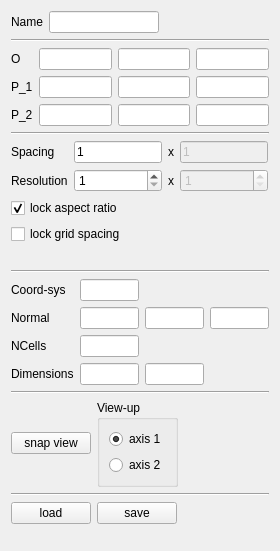
This is development/pqSQPlaneSourceForm.ui in burlen/SciberQuestToolKit as Qt 5 draws it before an edit. The edited form follows.
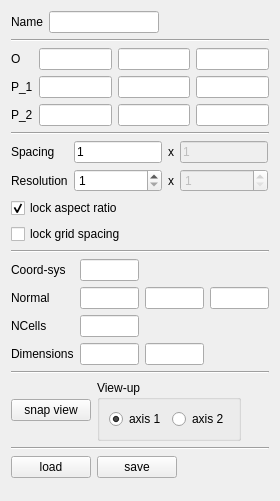
This is the edited form.

Commit message: BUG: Disable grid spacing lock by default. Added check button to dis/enable.

The edit to the form file:
```diff
--- a/development/pqSQPlaneSourceForm.ui
+++ b/development/pqSQPlaneSourceForm.ui
@@ -7,13 +7,13 @@
     <x>0</x>
     <y>0</y>
     <width>280</width>
-    <height>551</height>
+    <height>501</height>
    </rect>
   </property>
   <property name="windowTitle">
    <string>Form</string>
   </property>
-  <layout class="QVBoxLayout" name="verticalLayout_3">
+  <layout class="QVBoxLayout" name="verticalLayout">
    <item>
     <layout class="QHBoxLayout" name="horizontalLayout">
      <item>
@@ -223,6 +223,8 @@
     </layout>
    </item>
    <item>
+    <layout class="QHBoxLayout" name="horizontalLayout_7">
+     <item>
     <layout class="QVBoxLayout" name="verticalLayout_2">
      <item>
       <widget class="QCheckBox" name="aspectLock">
@@ -253,11 +255,13 @@
      </property>
      <property name="sizeHint" stdset="0">
       <size>
-       <width>269</width>
+         <width>40</width>
        <height>20</height>
       </size>
      </property>
     </spacer>
+     </item>
+    </layout>
    </item>
    <item>
     <widget class="Line" name="line_3">
@@ -377,7 +381,7 @@
        <property name="title">
         <string>View-up</string>
        </property>
-       <layout class="QVBoxLayout" name="verticalLayout">
+       <layout class="QHBoxLayout" name="horizontalLayout_3">
         <item>
          <widget class="QRadioButton" name="viewUp1">
           <property name="text">
```
Lines whose indentation alone changed are shown as unchanged. The commit also changes 1 other file.
